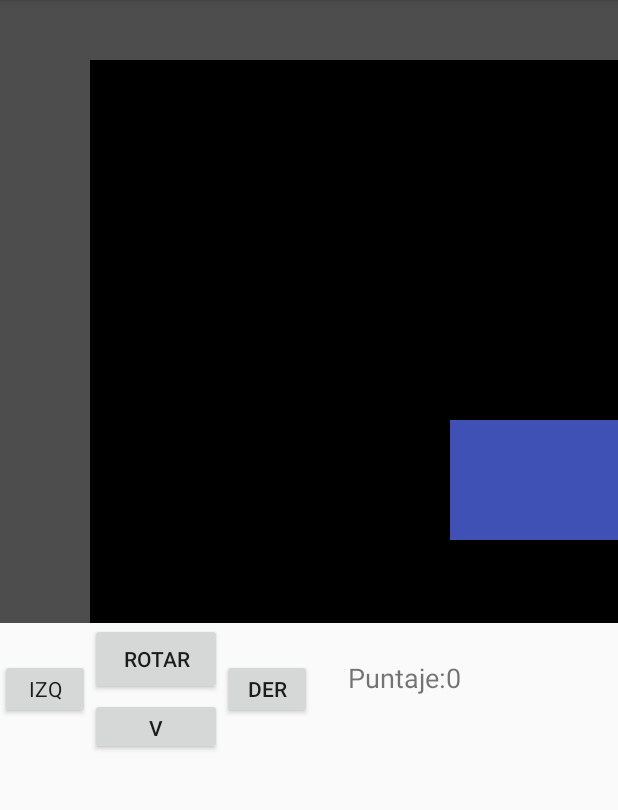
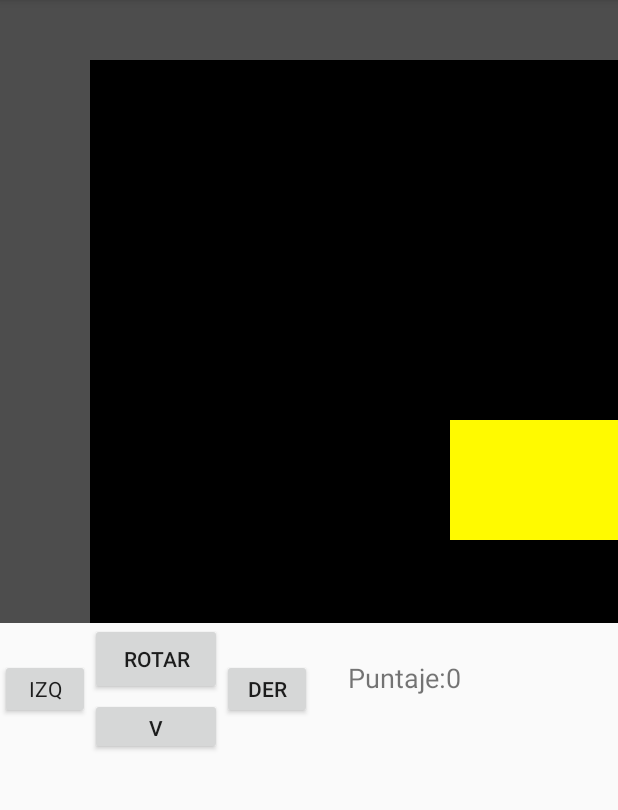
Before and after one commit to jmorarod/TetrisAndroid, an Android app: the screen it shows after launch (MainActivity), on a phone screen of 412 x 824 dp, the part 84-894 px from its top. Run offline under Robolectric (Android 15) with nearby library versions, the phone set to English and light mode, and no system bars.

Commit message:
Se agrearon disitintos colores por bloques. Pendientes: -Revisar rotacion de la pieza "L".

```diff
--- a/app/src/main/res/values/colors.xml
+++ b/app/src/main/res/values/colors.xml
@@ -5,5 +5,12 @@
     <color name="colorAccent">#FF4081</color>
     <color name="gray">#4d4d4d</color>
     <color name="black">#000000</color>
+    <color name="iColor">#7ba6ed</color>
+    <color name="jColor">#090b6d</color>
+    <color name="lColor">#e56f09</color>
+    <color name="oColor">#fffa00</color>
+    <color name="sColor">#0aea07</color>
+    <color name="tColor">#9404ed</color>
+    <color name="zColor">#ed0404</color>
 
 </resources>
```
Also changed, not shown: app/src/main/java/cr/ac/jmoraroditcr/tetrisandroid/MainActivity.java (+46 -2 lines).
